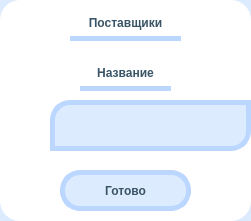
This is CRM/editUI/editProvider.ui in Plnguins/CRM as Qt 5 draws it before an edit. The edited form follows.
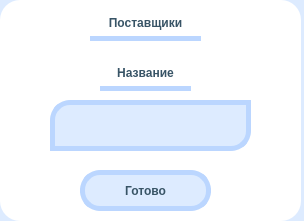
This is the edited form.

Commit message: Исправлены расположения элементов интерфейса

The edit to the form file:
```diff
--- a/CRM/editUI/editProvider.ui
+++ b/CRM/editUI/editProvider.ui
@@ -21,7 +21,7 @@
    <rect>
     <x>0</x>
     <y>0</y>
-    <width>251</width>
+    <width>304</width>
     <height>221</height>
    </rect>
   </property>
@@ -31,7 +31,7 @@
   <widget class="QPushButton" name="Apply">
    <property name="geometry">
     <rect>
-     <x>60</x>
+     <x>80</x>
      <y>170</y>
      <width>131</width>
      <height>41</height>
@@ -82,7 +82,7 @@
   <widget class="QLabel" name="Name">
    <property name="geometry">
     <rect>
-     <x>80</x>
+     <x>100</x>
      <y>60</y>
      <width>91</width>
      <height>31</height>
@@ -109,7 +109,7 @@
     <rect>
      <x>0</x>
      <y>0</y>
-     <width>251</width>
+     <width>301</width>
      <height>221</height>
     </rect>
    </property>
@@ -124,7 +124,7 @@
   <widget class="QLabel" name="tableName">
    <property name="geometry">
     <rect>
-     <x>70</x>
+     <x>90</x>
      <y>10</y>
      <width>111</width>
      <height>31</height>
```
The commit also changes 1 other file.
